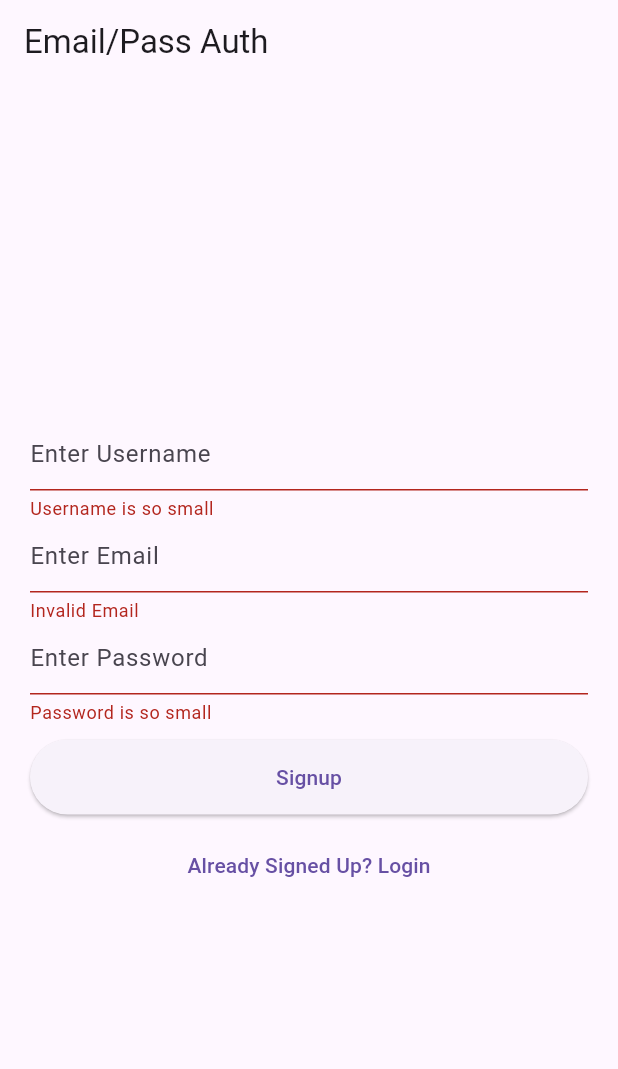
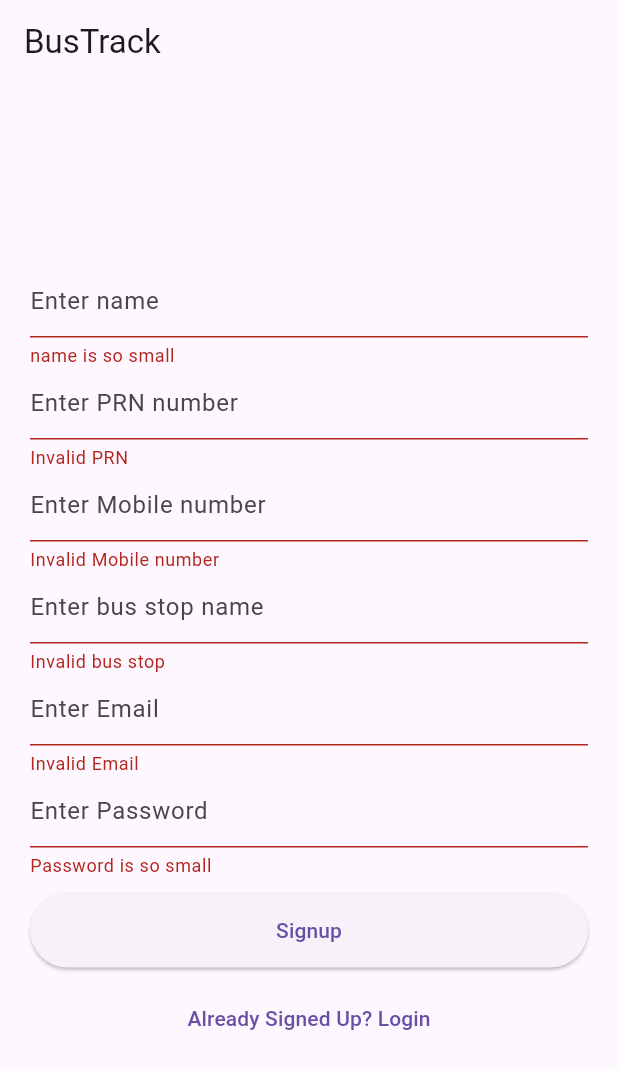
Before and after one commit to vaibhavnavghare4253/bustrack, a Flutter app: the screen it shows after launch, after a tap on "Signup", on a phone screen of 412 x 824 dp. Shown: the top 1069 px of the screen. Run offline on Flutter 3.47's test engine with Material 3 defaults, Android fonts, the phone set to English and light mode, and no system bars; our stand-ins replace firebase_auth, firebase_core, google_maps_flutter, location; missing offline and left inert: flutter_polyline_points; accounts and stored records are empty.

Commit message:
extra text fields added in signup.dart and also updated track.dart

```diff
--- a/lib/main.dart
+++ b/lib/main.dart
@@ -1,5 +1,8 @@
 // import 'package:bus_track/pages/track.dart';
+import 'package:bus_track/pages/db_retrive.dart';
+import 'package:bus_track/pages/interpage.dart';
 import 'package:bus_track/pages/signup.dart';
+import 'package:firebase_auth/firebase_auth.dart';
 import 'package:flutter/material.dart';
 import 'package:firebase_core/firebase_core.dart';
 
@@ -27,11 +30,19 @@ class MyApp extends StatelessWidget {
 
   @override
   Widget build(BuildContext context) {
-    return const MaterialApp(
+    return MaterialApp(
       debugShowCheckedModeBanner: false,
       home:
+      StreamBuilder(stream: FirebaseAuth.instance.authStateChanges(), builder: (context,snapshot){
+        if(snapshot.hasData){
+          return Tryoff();
+        }else{
+          return Registar();
+        }
+      })
+      // DatabaseOptions(),
       // GoogleMapPage(),
-      Registar(),
+      // Registar(),
       // SignupPage(),
       // LoginPage(),
     );
--- a/lib/pages/signup.dart
+++ b/lib/pages/signup.dart
@@ -1,5 +1,6 @@
 import 'package:flutter/material.dart';
 import '../components/login_auth.dart';
+import '../dbfunctions.dart';
 import 'interpage.dart';
 
 
@@ -20,7 +21,7 @@ class _RegistarState extends State<Registar> {
   Widget build(BuildContext context) {
     return Scaffold(
       appBar: AppBar(
-        title: const Text('Email/Pass Auth'),
+        title: const Text('BusTrack'),
       ),
       body: Form(
         key: _formkey,
@@ -32,10 +33,10 @@ class _RegistarState extends State<Registar> {
               !isLogin
                   ? TextFormField(
                 key: const ValueKey('username'),
-                decoration: const InputDecoration(hintText: "Enter Username"),
+                decoration: const InputDecoration(hintText: "Enter name"),
                 validator: (value) {
                   if (value.toString().length < 3) {
-                    return 'Username is so small';
+                    return 'name is so small';
                   } else {
                     return null;
                   }
@@ -47,6 +48,56 @@ class _RegistarState extends State<Registar> {
                 },
               )
               : Container(),
+              TextFormField(
+                key: const ValueKey('prn_number'),
+                decoration: const InputDecoration(hintText: "Enter PRN number"),
+                validator: (value) {
+                  if (value.toString().length < 3) {
+                    return 'Invalid PRN';
+                  } else {
+                    return null;
+                  }
+                },
+                onSaved: (value) {
+                  setState(() {
+                    // username = value!;
+                  });
+                },
+              ),
+              TextFormField(
+                key: const ValueKey('mobile_number'),
+                decoration: const InputDecoration(hintText: "Enter Mobile number"),
+                validator: (value) {
+                  if (value.toString().length < 3) {
+                    return 'Invalid Mobile number';
+                  } else {
+                    return null;
+                  }
+                },
+                onSaved: (value) {
+                  setState(() {
+                    // username = value!;
+                  });
+                },
+              ),
+              TextFormField(
+                key: const ValueKey('bus_stop'),
+                decoration: const InputDecoration(hintText: "Enter bus stop name"),
+                validator: (value) {
+                  if (value.toString().length < 3) {
+                    return 'Invalid bus stop';
+                  } else {
+                    return null;
+                  }
+                },
+                onSaved: (value) {
+                  setState(() {
+                    // username = value!;
+                  });
+                },
+              ),
+
+                  // : Container(),
               TextFormField(
                 key: const ValueKey('email'),
                 decoration: const InputDecoration(hintText: "Enter Email"),
@@ -90,28 +141,38 @@ class _RegistarState extends State<Registar> {
                     onPressed: () {
                       if (_formkey.currentState!.validate()) {
                         _formkey.currentState!.save();
-                          // Navigate to the interpage.dart route
-                          Navigator.push(
-                            context,
-                            MaterialPageRoute(builder: (context) => const Tryoff()),
-                          );
                         isLogin
                             ? signin(email, password)
                             : signup(email, password);
+
                       }
                     },
+                  // child: ElevatedButton(
+                  //     onPressed: () {
+                  //       if (_formkey.currentState!.validate()) {
+                  //         _formkey.currentState!.save();
+                  //         // Navigate to the interpage.dart route
+                  //         Navigator.push(
+                  //           context,
+                  //           MaterialPageRoute(builder: (context) => const Tryoff()),
+                  //         );
+                  //         isLogin
+                  //             ? signin(email, password)
+                  //             : signup(email, password);
+                  //       }
+                  //     },
 
                       child: isLogin
                           ? const Text('Login')
                           : const Text('Signup'))),
 
-              //TODO connect login button with dashboard...
 
               const SizedBox(
                 height: 10,
               ),
               TextButton(
                   onPressed: () {
+
                     setState(() {
                       isLogin = !isLogin;
                     });
```
Also changed, not shown: lib/pages/attendance.dart (added, +76 -0 lines), lib/pages/interpage.dart (+39 -17 lines), lib/pages/track.dart (+17 -1 lines), pubspec.yaml (+4 -7 lines), pubspec.lock, 3 other files. Lines whose indentation alone changed are shown as unchanged.
